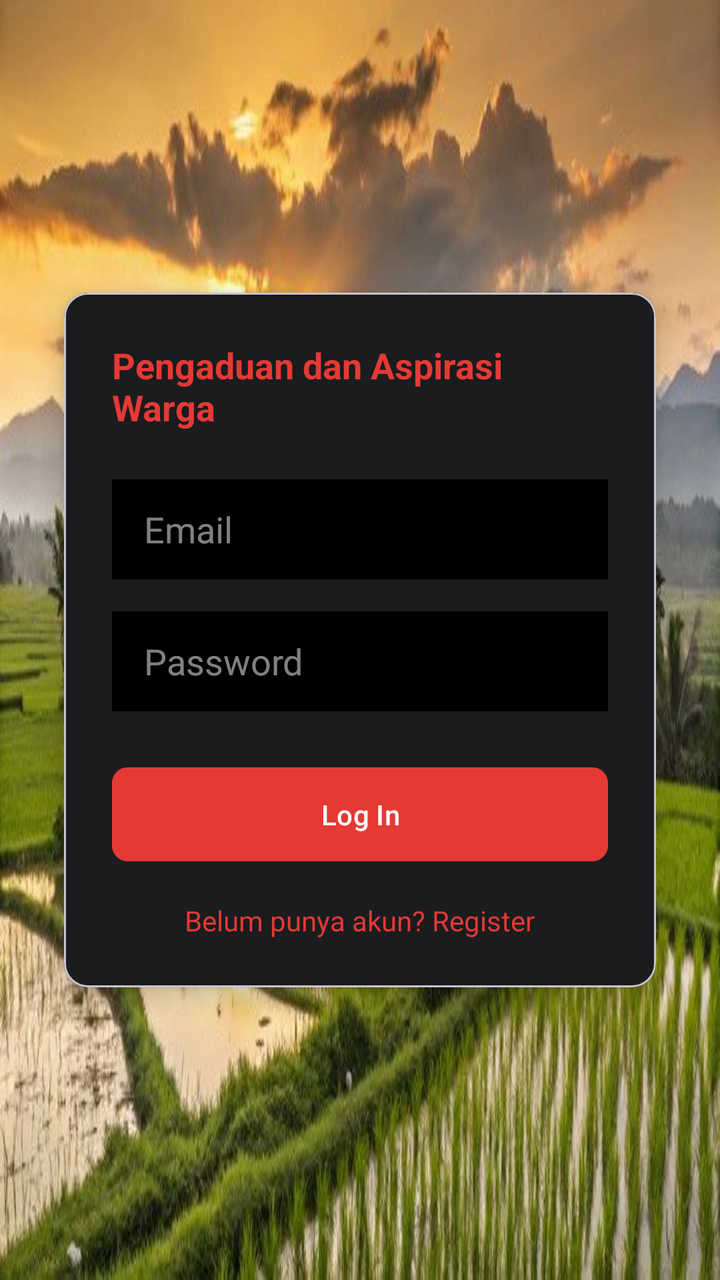
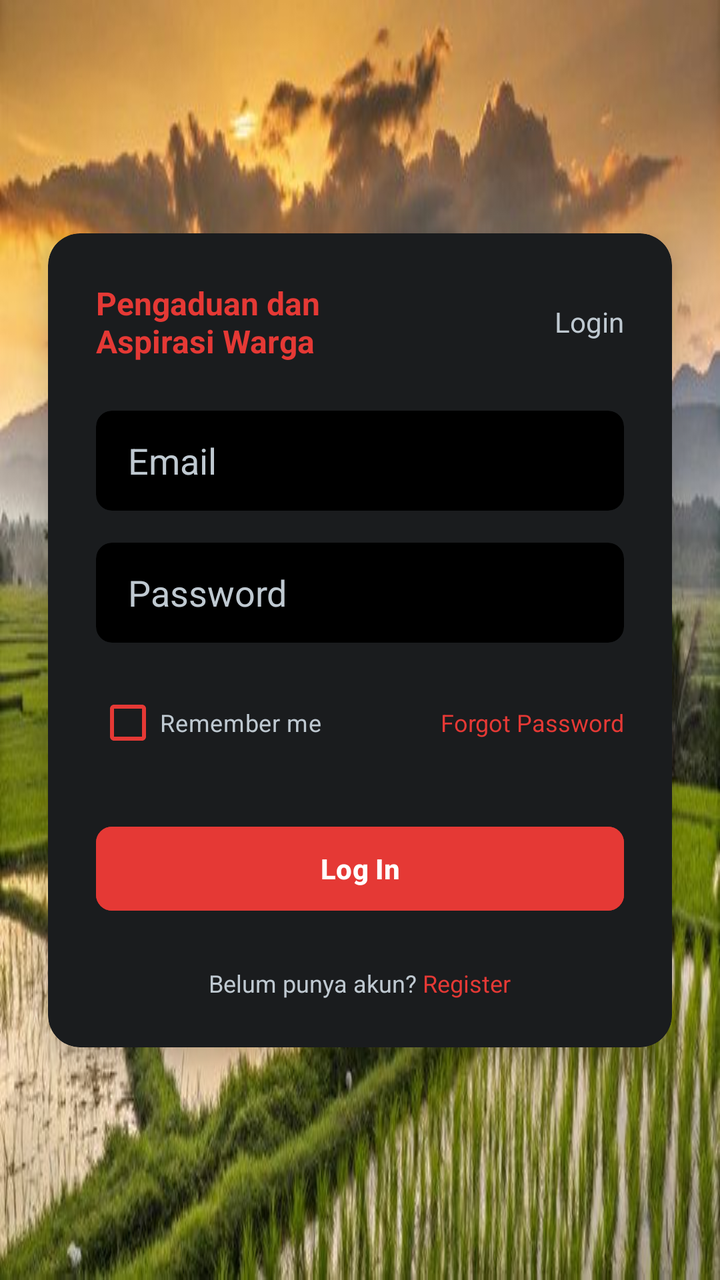

Compare the two renders of this Android layout. The source of the first and the diff that turns it into the second are given below.
<!-- AndroidManifest.xml: application theme Theme.Therehelp -->
<!-- res/layout/activity_auth.xml -->
<?xml version="1.0" encoding="utf-8"?>
<androidx.constraintlayout.widget.ConstraintLayout
    xmlns:android="http://schemas.android.com/apk/res/android"
    xmlns:app="http://schemas.android.com/apk/res-auto"
    android:layout_width="match_parent"
    android:layout_height="match_parent"
    android:background="@drawable/bdbg">

    <com.google.android.material.card.MaterialCardView
    android:layout_width="0dp"
    android:layout_height="wrap_content"
    android:layout_marginHorizontal="32dp"
    app:cardBackgroundColor="@color/bina_desa_dark_grey"
    app:cardCornerRadius="12dp"
    app:cardElevation="8dp"
    app:layout_constraintBottom_toBottomOf="parent"
    app:layout_constraintEnd_toEndOf="parent"
    app:layout_constraintStart_toStartOf="parent"
    app:layout_constraintTop_toTopOf="parent">

    <LinearLayout
        android:layout_width="match_parent"
        android:layout_height="wrap_content"
        android:orientation="vertical"
        android:padding="24dp">

        <TextView
            android:layout_width="wrap_content"
            android:layout_height="wrap_content"
            android:text="Pengaduan dan Aspirasi Warga"
            android:textColor="@color/bina_desa_red"
            android:textSize="18sp"
            android:textStyle="bold" />

        <EditText
            android:id="@+id/email"
            android:layout_width="match_parent"
            android:layout_height="50dp"
            android:layout_marginTop="24dp"
            android:background="@color/bina_desa_input_black"
            android:hint="Email"
            android:paddingHorizontal="16dp"
            android:textColor="@color/white"
            android:textColorHint="#80FFFFFF" />

        <EditText
            android:id="@+id/editTextTextPassword"
            android:layout_width="match_parent"
            android:layout_height="50dp"
            android:layout_marginTop="16dp"
            android:background="@color/bina_desa_input_black"
            android:hint="Password"
            android:inputType="textPassword"
            android:paddingHorizontal="16dp"
            android:textColor="@color/white"
            android:textColorHint="#80FFFFFF" />

        <Button
            android:id="@+id/btnLogin"
            android:layout_width="match_parent"
            android:layout_height="55dp"
            android:layout_marginTop="24dp"
            android:backgroundTint="@color/bina_desa_red"
            android:text="Log In"
            android:textAllCaps="false"
            android:textColor="@color/white"
            app:cornerRadius="8dp" />

        <TextView
            android:layout_width="wrap_content"
            android:layout_height="wrap_content"
            android:layout_gravity="center"
            android:layout_marginTop="16dp"
            android:text="Belum punya akun? Register"
            android:textColor="@color/bina_desa_red" />

    </LinearLayout>
</com.google.android.material.card.MaterialCardView>
</androidx.constraintlayout.widget.ConstraintLayout>
<!-- resources referenced by this layout -->
<resources>
  <color name="bina_desa_dark_grey">#1A1C1E</color>
  <color name="bina_desa_input_black">#000000</color>
  <color name="bina_desa_red">#E53935</color>
  <color name="white">#FFFFFFFF</color>
  <!-- drawable bdbg: jpg bitmap (drawable, 58045 bytes) -->
  <style name="Theme.Therehelp" parent="Base.Theme.Therehelp" />
  <style name="Base.Theme.Therehelp" parent="Theme.Material3.DayNight.NoActionBar">
          
          
      </style>
</resources>

<!-- the commit's change to res/layout/activity_auth.xml (unified diff, before → after) -->
@@ -4,15 +4,14 @@
     xmlns:app="http://schemas.android.com/apk/res-auto"
     android:layout_width="match_parent"
     android:layout_height="match_parent"
-    android:background="@drawable/bdbg">
-
-    <com.google.android.material.card.MaterialCardView
+    android:background="@drawable/bdbg"> <com.google.android.material.card.MaterialCardView
     android:layout_width="0dp"
     android:layout_height="wrap_content"
-    android:layout_marginHorizontal="32dp"
+    android:layout_marginHorizontal="24dp"
     app:cardBackgroundColor="@color/bina_desa_dark_grey"
-    app:cardCornerRadius="12dp"
+    app:cardCornerRadius="16dp"
     app:cardElevation="8dp"
+    app:strokeWidth="0dp"
     app:layout_constraintBottom_toBottomOf="parent"
     app:layout_constraintEnd_toEndOf="parent"
     app:layout_constraintStart_toStartOf="parent"
@@ -24,55 +23,125 @@
         android:orientation="vertical"
         android:padding="24dp">
 
-        <TextView
-            android:layout_width="wrap_content"
+        <RelativeLayout
+            android:layout_width="match_parent"
             android:layout_height="wrap_content"
-            android:text="Pengaduan dan Aspirasi Warga"
-            android:textColor="@color/bina_desa_red"
-            android:textSize="18sp"
-            android:textStyle="bold" />
+            android:layout_marginBottom="24dp">
 
-        <EditText
-            android:id="@+id/email"
+            <TextView
+                android:layout_width="wrap_content"
+                android:layout_height="wrap_content"
+                android:layout_alignParentStart="true"
+                android:layout_centerVertical="true"
+                android:text="Pengaduan dan\nAspirasi Warga"
+                android:textColor="@color/bina_desa_red"
+                android:textSize="16sp"
+                android:textStyle="bold" />
+
+            <TextView
+                android:layout_width="wrap_content"
+                android:layout_height="wrap_content"
+                android:layout_alignParentEnd="true"
+                android:layout_centerVertical="true"
+                android:text="Login"
+                android:textColor="@color/text_grey"
+                android:textSize="14sp" />
+        </RelativeLayout>
+
+        <com.google.android.material.card.MaterialCardView
             android:layout_width="match_parent"
             android:layout_height="50dp"
-            android:layout_marginTop="24dp"
-            android:background="@color/bina_desa_input_black"
-            android:hint="Email"
-            android:paddingHorizontal="16dp"
-            android:textColor="@color/white"
-            android:textColorHint="#80FFFFFF" />
+            app:cardBackgroundColor="@color/bina_desa_input"
+            app:cardCornerRadius="8dp"
+            app:strokeWidth="0dp">
 
-        <EditText
-            android:id="@+id/editTextTextPassword"
+            <EditText
+                android:id="@+id/email"
+                android:layout_width="match_parent"
+                android:layout_height="match_parent"
+                android:background="@null"
+                android:hint="Email"
+                android:paddingHorizontal="16dp"
+                android:textColor="@color/white"
+                android:textColorHint="@color/text_grey" />
+        </com.google.android.material.card.MaterialCardView>
+
+        <com.google.android.material.card.MaterialCardView
             android:layout_width="match_parent"
             android:layout_height="50dp"
             android:layout_marginTop="16dp"
-            android:background="@color/bina_desa_input_black"
-            android:hint="Password"
-            android:inputType="textPassword"
-            android:paddingHorizontal="16dp"
-            android:textColor="@color/white"
-            android:textColorHint="#80FFFFFF" />
+            app:cardBackgroundColor="@color/bina_desa_input"
+            app:cardCornerRadius="8dp"
+            app:strokeWidth="0dp">
+
+            <EditText
+                android:id="@+id/editTextTextPassword"
+                android:layout_width="match_parent"
+                android:layout_height="match_parent"
+                android:background="@null"
+                android:hint="Password"
+                android:inputType="textPassword"
+                android:paddingHorizontal="16dp"
+                android:textColor="@color/white"
+                android:textColorHint="@color/text_grey" />
+        </com.google.android.material.card.MaterialCardView>
+
+        <RelativeLayout
+            android:layout_width="match_parent"
+            android:layout_height="wrap_content"
+            android:layout_marginTop="16dp">
+
+            <CheckBox
+                android:layout_width="wrap_content"
+                android:layout_height="wrap_content"
+                android:text="Remember me"
+                android:textColor="@color/text_grey"
+                android:textSize="12sp"
+                app:buttonTint="@color/bina_desa_red"/>
+
+            <TextView
+                android:layout_width="wrap_content"
+                android:layout_height="wrap_content"
+                android:layout_alignParentEnd="true"
+                android:layout_centerVertical="true"
+                android:text="Forgot Password"
+                android:textColor="@color/bina_desa_red"
+                android:textSize="12sp" />
+        </RelativeLayout>
 
         <Button
             android:id="@+id/btnLogin"
             android:layout_width="match_parent"
-            android:layout_height="55dp"
+            android:layout_height="50dp"
             android:layout_marginTop="24dp"
             android:backgroundTint="@color/bina_desa_red"
             android:text="Log In"
             android:textAllCaps="false"
             android:textColor="@color/white"
+            android:textStyle="bold"
             app:cornerRadius="8dp" />
 
-        <TextView
+        <LinearLayout
             android:layout_width="wrap_content"
             android:layout_height="wrap_content"
             android:layout_gravity="center"
-            android:layout_marginTop="16dp"
-            android:text="Belum punya akun? Register"
-            android:textColor="@color/bina_desa_red" />
+            android:layout_marginTop="24dp"
+            android:orientation="horizontal">
+
+            <TextView
+                android:layout_width="wrap_content"
+                android:layout_height="wrap_content"
+                android:text="Belum punya akun? "
+                android:textColor="@color/text_grey"
+                android:textSize="12sp" />
+
+            <TextView
+                android:layout_width="wrap_content"
+                android:layout_height="wrap_content"
+                android:text="Register"
+                android:textColor="@color/bina_desa_red"
+                android:textSize="12sp" />
+        </LinearLayout>
 
     </LinearLayout>
 </com.google.android.material.card.MaterialCardView>
<!-- resource entries referenced after the edit -->
@@ -1,8 +1,9 @@
 <!-- resources referenced by this layout -->
 <resources>
   <color name="bina_desa_dark_grey">#1A1C1E</color>
-  <color name="bina_desa_input_black">#000000</color>
+  <color name="bina_desa_input">#000000</color>
   <color name="bina_desa_red">#E53935</color>
+  <color name="text_grey">#BFC9D1</color>
   <color name="white">#FFFFFFFF</color>
   <!-- drawable bdbg: jpg bitmap (drawable, 58045 bytes) -->
   <style name="Theme.Therehelp" parent="Base.Theme.Therehelp" />
